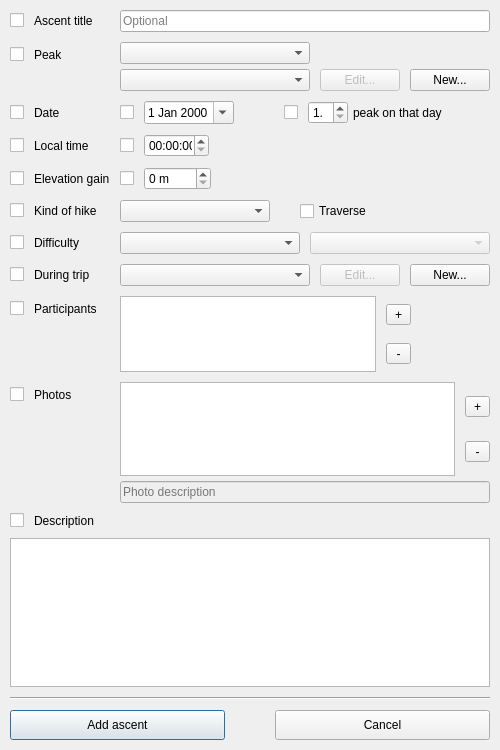
First picture: the form in src/ui/ascent_dialog.ui, repository svetter/pal, before the edit.
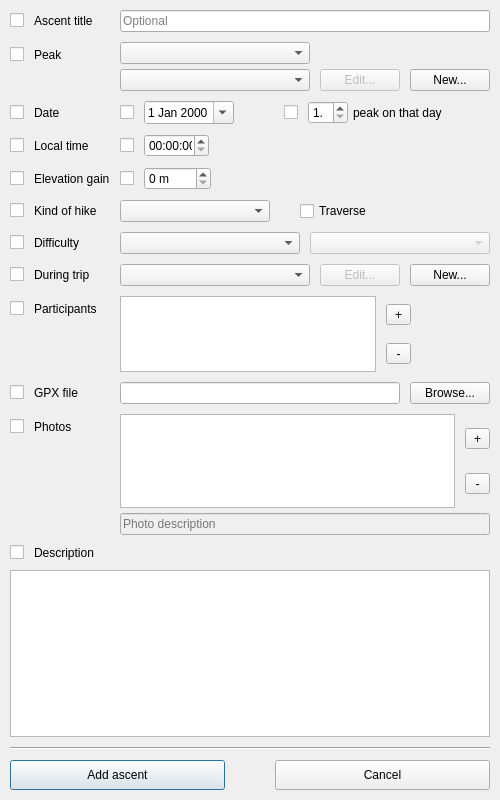
Second picture: the form after the edit. Icons and pictures are not drawn.

Commit message:
implement new settings and modify db and ascent dialog
for #228

What changed in the file:
```diff
--- a/src/ui/ascent_dialog.ui
+++ b/src/ui/ascent_dialog.ui
@@ -7,7 +7,7 @@
     <x>0</x>
     <y>0</y>
     <width>500</width>
-    <height>750</height>
+    <height>800</height>
    </rect>
   </property>
   <property name="minimumSize">
@@ -784,6 +784,40 @@
       </layout>
      </item>
      <item row="9" column="0">
+      <layout class="QHBoxLayout" name="gpxFileLabelLayout">
+       <property name="spacing">
+        <number>10</number>
+       </property>
+       <item>
+        <widget class="QCheckBox" name="gpxFileCheckbox"/>
+       </item>
+       <item>
+        <widget class="QLabel" name="gpxFileLabel">
+         <property name="text">
+          <string>GPX file</string>
+         </property>
+        </widget>
+       </item>
+      </layout>
+     </item>
+     <item row="9" column="1">
+      <layout class="QHBoxLayout" name="gpxFileSelectionLayout">
+       <property name="spacing">
+        <number>10</number>
+       </property>
+       <item>
+        <widget class="QLineEdit" name="gpxFileLineEdit"/>
+       </item>
+       <item>
+        <widget class="QPushButton" name="gpxFileBrowseButton">
+         <property name="text">
+          <string>Browse...</string>
+         </property>
+        </widget>
+       </item>
+      </layout>
+     </item>
+     <item row="10" column="0">
       <layout class="QHBoxLayout" name="photosLabelLayout">
        <property name="spacing">
         <number>10</number>
@@ -800,7 +834,7 @@
        </item>
       </layout>
      </item>
-     <item row="9" column="1">
+     <item row="10" column="1">
       <layout class="QVBoxLayout" name="photosEditLayout">
        <property name="spacing">
         <number>5</number>
```
The commit also changes 24 other files.
